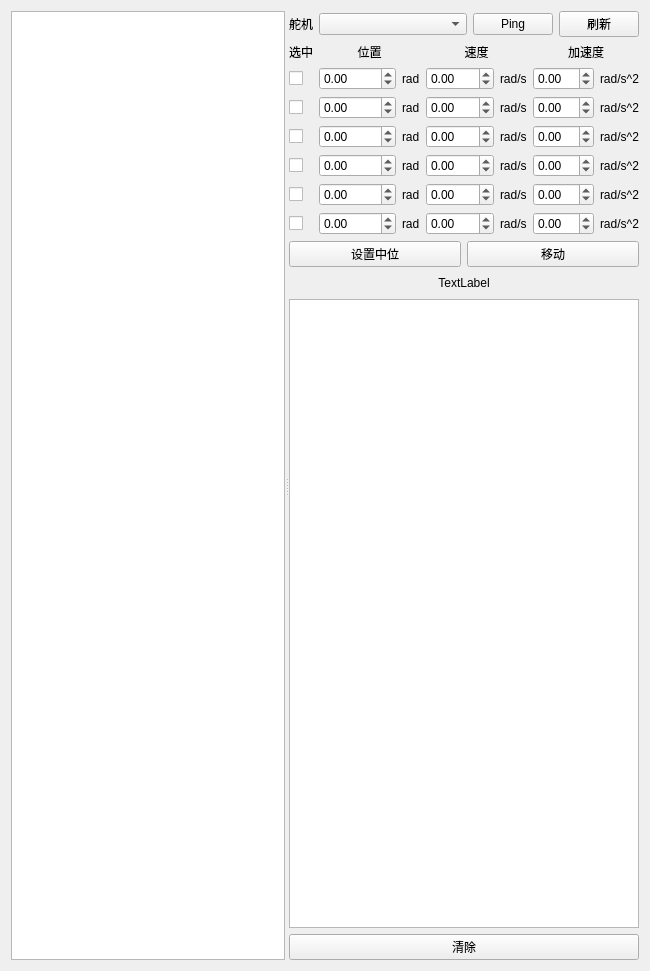
This is src/servo_widget/src/servo_widget/servo_widget.ui in zhangming-wang/robotic_arm as Qt 5 draws it before an edit. The edited form follows.
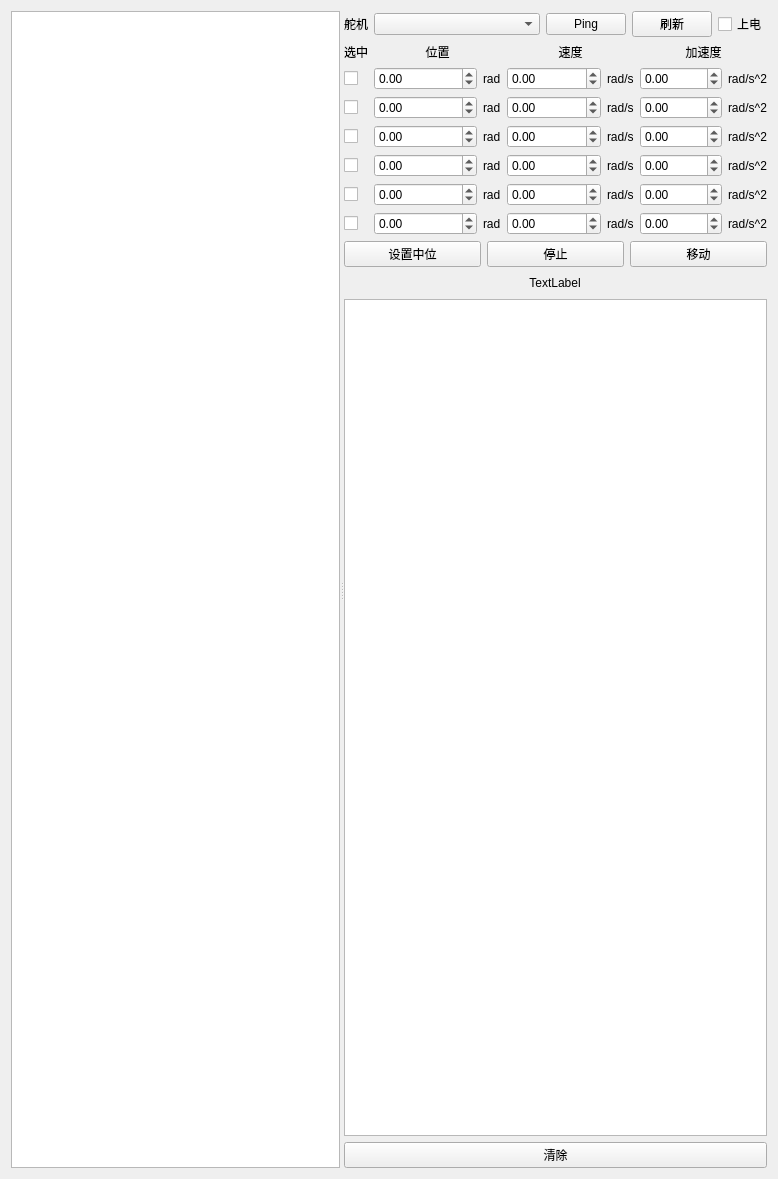
This is the edited form.

The edit to the form file:
```diff
--- a/src/servo_widget/src/servo_widget/servo_widget.ui
+++ b/src/servo_widget/src/servo_widget/servo_widget.ui
@@ -6,8 +6,8 @@
    <rect>
     <x>0</x>
     <y>0</y>
-    <width>650</width>
-    <height>971</height>
+    <width>778</width>
+    <height>1179</height>
    </rect>
   </property>
   <property name="windowTitle">
@@ -20,7 +20,7 @@
       <enum>Qt::Horizontal</enum>
      </property>
      <widget class="QTableWidget" name="tableWidget_servo"/>
-     <widget class="QWidget" name="">
+     <widget class="QWidget" name="layoutWidget">
       <layout class="QVBoxLayout" name="verticalLayout_2">
        <item>
         <layout class="QHBoxLayout" name="horizontalLayout">
@@ -66,6 +66,19 @@
            </property>
           </widget>
          </item>
+         <item>
+          <widget class="QCheckBox" name="checkBox_enable">
+           <property name="sizePolicy">
+            <sizepolicy hsizetype="Maximum" vsizetype="Fixed">
+             <horstretch>0</horstretch>
+             <verstretch>0</verstretch>
+            </sizepolicy>
+           </property>
+           <property name="text">
+            <string>上电</string>
+           </property>
+          </widget>
+         </item>
         </layout>
        </item>
        <item>
@@ -828,13 +841,38 @@
           <layout class="QHBoxLayout" name="horizontalLayout_3">
            <item>
             <widget class="QPushButton" name="pushButton_calibration_ofs">
+             <property name="sizePolicy">
+              <sizepolicy hsizetype="Preferred" vsizetype="Fixed">
+               <horstretch>0</horstretch>
+               <verstretch>0</verstretch>
+              </sizepolicy>
+             </property>
              <property name="text">
               <string>设置中位</string>
              </property>
             </widget>
            </item>
+           <item>
+            <widget class="QPushButton" name="pushButton_stop">
+             <property name="sizePolicy">
+              <sizepolicy hsizetype="Preferred" vsizetype="Fixed">
+               <horstretch>0</horstretch>
+               <verstretch>0</verstretch>
+              </sizepolicy>
+             </property>
+             <property name="text">
+              <string>停止</string>
+             </property>
+            </widget>
+           </item>
            <item>
             <widget class="QPushButton" name="pushButton_move">
+             <property name="sizePolicy">
+              <sizepolicy hsizetype="Preferred" vsizetype="Fixed">
+               <horstretch>0</horstretch>
+               <verstretch>0</verstretch>
+              </sizepolicy>
+             </property>
              <property name="text">
               <string>移动</string>
              </property>
```
